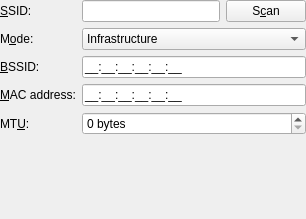
The window that libs/ui/802-11-wireless.ui (KDE/networkmanagement) describes before a commit, drawn with Qt 5.
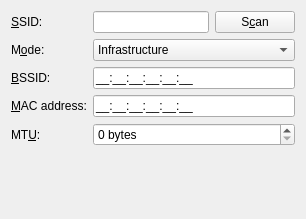
The same window after the commit. Custom widgets are drawn as their Qt base class.

The edit to the form file:
```diff
--- a/libs/ui/802-11-wireless.ui
+++ b/libs/ui/802-11-wireless.ui
@@ -13,9 +13,6 @@
    <string>Wireless</string>
   </property>
   <layout class="QVBoxLayout" name="verticalLayout" >
-   <property name="margin" >
-    <number>0</number>
-   </property>
    <item>
     <layout class="QGridLayout" name="gridLayout" >
      <item row="0" column="0" >
```
